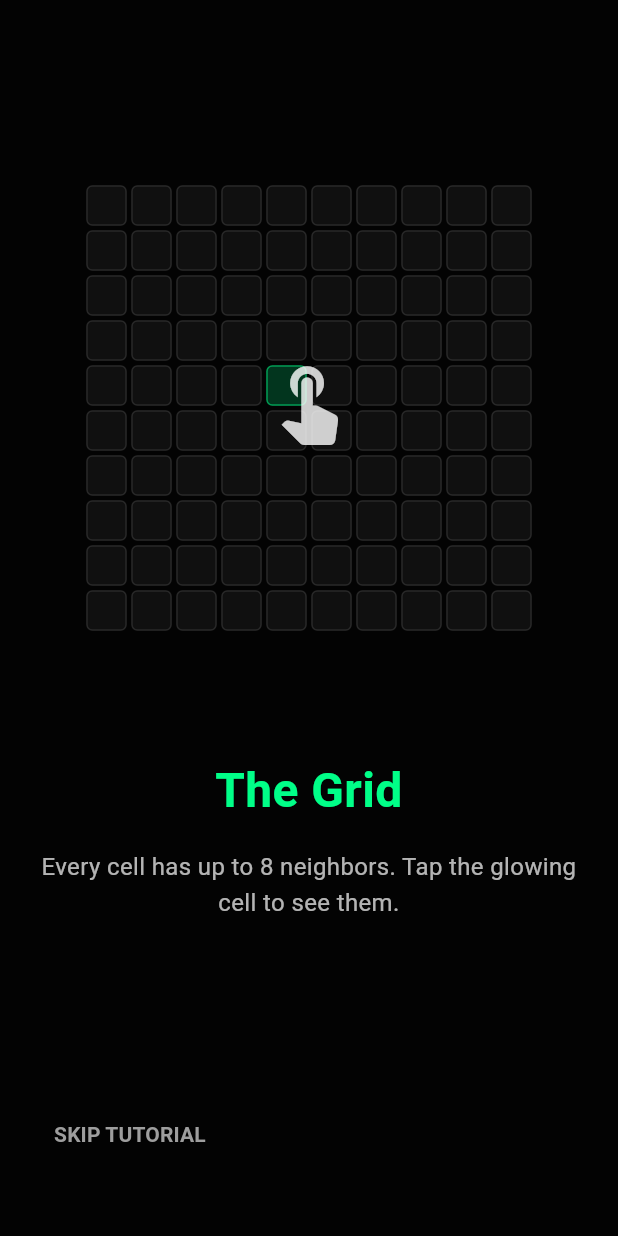
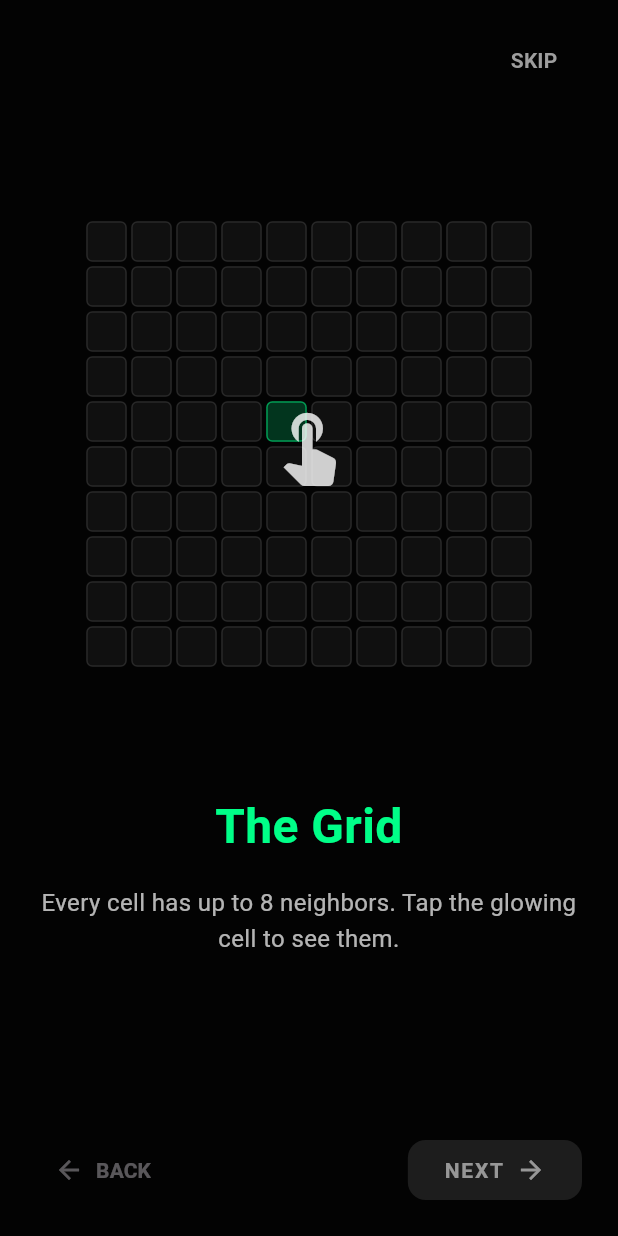
Before and after one commit to siddharthrw/CGL, a Flutter app: the StoryTutorialScreen screen opened directly, on a phone screen of 412 x 824 dp. Run offline on Flutter 3.47's test engine with Material 3 defaults, Android fonts, the phone set to English and light mode, and no system bars; our stand-ins replace share_plus, shared_preferences; accounts and stored records are empty.

Commit message:
story changess

```diff
--- a/lib/story_tutorial_screen.dart
+++ b/lib/story_tutorial_screen.dart
@@ -50,6 +50,7 @@ class _StoryTutorialScreenState extends State<StoryTutorialScreen> with SingleTi
 
   void _onCellTap(int index) {
     if (!allowTap || !targets.contains(index)) return;
+    if (filled.contains(index)) return; // Prevents double-triggering during drag
 
     setState(() {
       filled.add(index);
@@ -66,16 +67,34 @@ class _StoryTutorialScreenState extends State<StoryTutorialScreen> with SingleTi
     }
   }
 
+  void _startSequence(int s) {
+    if (s == 1) _startNeighborsSequence();
+    else if (s == 2) _startDeathSequence();
+    else if (s == 3) _startSurvivalSequence();
+    else if (s == 4) _startOverpopSequence();
+    else if (s == 5) _startBirthSequence();
+    else if (s == 6) _startWinLoseSequence();
+  }
+
   void _onNextPressed() {
     if (!_showNextButton) return;
+    if (step == 6) {
+      _finish();
+      return;
+    }
     setState(() {
       _showNextButton = false;
     });
-    if (step == 1) _startDeathSequence();
-    else if (step == 2) _startSurvivalSequence();
-    else if (step == 3) _startOverpopSequence();
-    else if (step == 4) _startBirthSequence();
-    else if (step == 5) _startWinLoseSequence();
+    _startSequence(step + 1);
+  }
+
+  void _onBackPressed() {
+    if (step > 1) {
+      setState(() {
+        _showNextButton = false;
+      });
+      _startSequence(step - 1);
+    }
   }
 
   // --- STEP 1: NEIGHBORS ---
@@ -320,9 +339,16 @@ class _StoryTutorialScreenState extends State<StoryTutorialScreen> with SingleTi
       backgroundColor: bg,
       body: SafeArea(
         child: Padding(
-          padding: const EdgeInsets.symmetric(horizontal: 24, vertical: 40),
+          padding: const EdgeInsets.symmetric(horizontal: 24, vertical: 16),
           child: Column(
             children: [
+                Align(
+                  alignment: Alignment.topRight,
+                  child: TextButton(
+                    onPressed: _finish,
+                    child: const Text("SKIP", style: TextStyle(color: Colors.grey, fontWeight: FontWeight.bold)),
+                  ),
+                ),
                 const Spacer(),
                 Center(
                   child: SizedBox(
@@ -331,7 +357,18 @@ class _StoryTutorialScreenState extends State<StoryTutorialScreen> with SingleTi
                     child: Stack(
                       alignment: Alignment.center,
                       children: [
-                        GridView.builder(
+                        GestureDetector(
+                          onPanUpdate: (details) {
+                            if (!allowTap) return;
+                            double cellWidth = 300 / size;
+                            int col = (details.localPosition.dx / cellWidth).floor();
+                            int row = (details.localPosition.dy / cellWidth).floor();
+                            if (row >= 0 && row < size && col >= 0 && col < size) {
+                              int index = row * size + col;
+                              _onCellTap(index);
+                            }
+                          },
+                          child: GridView.builder(
                             physics: const NeverScrollableScrollPhysics(),
                             gridDelegate: SliverGridDelegateWithFixedCrossAxisCount(crossAxisCount: size),
                             itemCount: size * size,
@@ -367,11 +404,19 @@ class _StoryTutorialScreenState extends State<StoryTutorialScreen> with SingleTi
                               );
                             },
                           ),
+                        ),
                         if (allowTap)
                           Positioned(
                             child: IgnorePointer(
-                              child: SlideTransition(
-                                position: Tween<Offset>(begin: const Offset(0, -0.3), end: const Offset(0, 0.3)).animate(
+                              child: (step == 2 || step == 6)
+                                  ? SlideTransition(
+                                      position: Tween<Offset>(begin: const Offset(-0.6, 0), end: const Offset(0.6, 0)).animate(
+                                        CurvedAnimation(parent: _swipeController, curve: Curves.easeInOut),
+                                      ),
+                                      child: Icon(Icons.touch_app, size: 60, color: Colors.white.withOpacity(0.8)),
+                                    )
+                                  : ScaleTransition(
+                                      scale: Tween<double>(begin: 1.0, end: 0.8).animate(
                                         CurvedAnimation(parent: _swipeController, curve: Curves.easeInOut),
                                       ),
                                       child: Icon(Icons.touch_app, size: 60, color: Colors.white.withOpacity(0.8)),
@@ -403,34 +448,32 @@ class _StoryTutorialScreenState extends State<StoryTutorialScreen> with SingleTi
                   child: Row(
                     mainAxisAlignment: MainAxisAlignment.spaceBetween,
                     children: [
-                      TextButton(
-                        onPressed: _finish,
-                        child: const Text("SKIP TUTORIAL", style: TextStyle(color: Colors.grey, fontWeight: FontWeight.bold)),
+                      TextButton.icon(
+                        onPressed: step > 1 ? _onBackPressed : null,
+                        icon: const Icon(Icons.arrow_back, size: 20),
+                        label: const Text("BACK", style: TextStyle(fontWeight: FontWeight.bold)),
+                        style: TextButton.styleFrom(
+                          foregroundColor: step > 1 ? Colors.white70 : Colors.transparent,
                         ),
-                      if (_showNextButton && step == 6)
-                        ElevatedButton.icon(
-                          onPressed: _finish,
-                          icon: const Icon(Icons.rocket_launch),
-                          label: const Text("PLAY GAME", style: TextStyle(fontWeight: FontWeight.bold, letterSpacing: 1.2)),
+                      ),
+                      ElevatedButton(
+                        onPressed: _showNextButton ? _onNextPressed : null,
                         style: ElevatedButton.styleFrom(
-                            backgroundColor: green,
-                            foregroundColor: bg,
-                            shape: RoundedRectangleBorder(borderRadius: BorderRadius.circular(16)),
+                          backgroundColor: _showNextButton ? green : Colors.white.withOpacity(0.1),
+                          foregroundColor: _showNextButton ? bg : Colors.white54,
+                          disabledBackgroundColor: Colors.white.withOpacity(0.1),
+                          disabledForegroundColor: Colors.white54,
+                          shape: RoundedRectangleBorder(borderRadius: BorderRadius.circular(12)),
                         ),
-                        )
-                      else if (_showNextButton)
-                        ElevatedButton.icon(
-                          onPressed: _onNextPressed,
-                          icon: const Icon(Icons.arrow_forward),
-                          label: const Text("NEXT", style: TextStyle(fontWeight: FontWeight.bold, letterSpacing: 1.2)),
-                          style: ElevatedButton.styleFrom(
-                            backgroundColor: green,
-                            foregroundColor: bg,
-                            shape: RoundedRectangleBorder(borderRadius: BorderRadius.circular(16)),
+                        child: Row(
+                          mainAxisSize: MainAxisSize.min,
+                          children: [
+                            Text(step == 6 ? "PLAY GAME" : "NEXT", style: const TextStyle(fontWeight: FontWeight.bold, letterSpacing: 1.2)),
+                            const SizedBox(width: 8),
+                            Icon(step == 6 ? Icons.rocket_launch : Icons.arrow_forward, size: 20),
+                          ],
                         ),
-                        )
-                      else
-                        const SizedBox(),
+                      ),
                     ],
                   ),
                 ),
--- a/lib/welcome_screen.dart
+++ b/lib/welcome_screen.dart
@@ -208,7 +208,7 @@ class _WelcomeScreenState extends State<WelcomeScreen>
                             foregroundColor: bg,
                             elevation: 10,
                             shadowColor: green.withOpacity(0.5),
-                            shape: RoundedRectangleBorder(borderRadius: BorderRadius.circular(20)),
+                            shape: RoundedRectangleBorder(borderRadius: BorderRadius.circular(12)),
                           ),
                           child: Text(
                             _isFirstTime ? "START TUTORIAL" : "ENTER GRID",
@@ -249,7 +249,7 @@ class _WelcomeScreenState extends State<WelcomeScreen>
                           style: OutlinedButton.styleFrom(
                             foregroundColor: _isFirstTime ? Colors.white30 : green,
                             side: BorderSide(color: _isFirstTime ? Colors.white12 : green, width: 2),
-                            shape: RoundedRectangleBorder(borderRadius: BorderRadius.circular(20)),
+                            shape: RoundedRectangleBorder(borderRadius: BorderRadius.circular(12)),
                           ),
                           child: Text(
                             _isFirstTime ? "ENTER GRID" : "START TUTORIAL",
```
Also changed, not shown: lib/play_screen.dart (+60 -22 lines). Lines whose indentation alone changed are shown as unchanged.
